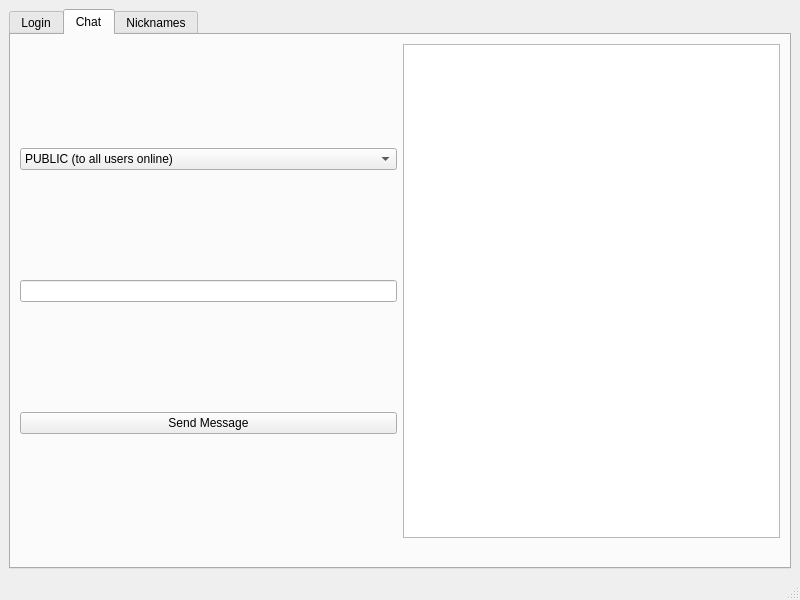
First picture: the form in UI/SecureChat/securechatmainwindow.ui, repository benjcockburn/SecureProgramming, before the edit.
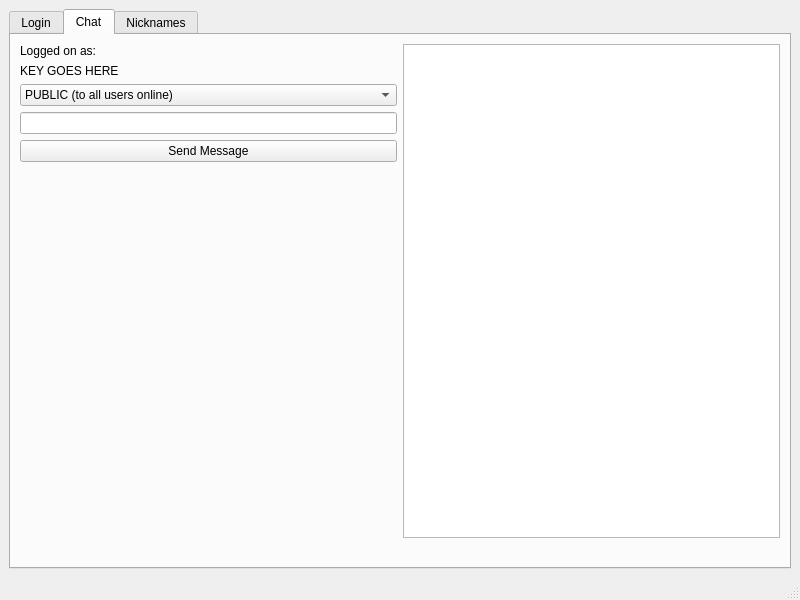
Second picture: the form after the edit. The open tabs and pages were chosen to show the change.

```diff
--- a/UI/SecureChat/securechatmainwindow.ui
+++ b/UI/SecureChat/securechatmainwindow.ui
@@ -69,7 +69,32 @@
         <item>
          <layout class="QHBoxLayout" name="horizontalLayout">
           <item>
+           <layout class="QVBoxLayout" name="verticalLayout_7">
+            <property name="leftMargin">
+             <number>0</number>
+            </property>
+            <property name="topMargin">
+             <number>0</number>
+            </property>
+            <property name="bottomMargin">
+             <number>0</number>
+            </property>
+            <item>
            <layout class="QVBoxLayout" name="verticalLayout_2">
+              <item>
+               <widget class="QLabel" name="label_2">
+                <property name="text">
+                 <string>Logged on as:</string>
+                </property>
+               </widget>
+              </item>
+              <item>
+               <widget class="QLabel" name="keydisplay">
+                <property name="text">
+                 <string>KEY GOES HERE</string>
+                </property>
+               </widget>
+              </item>
             <item>
              <widget class="QComboBox" name="message_receipients">
               <property name="editable">
@@ -102,15 +127,17 @@
               </property>
              </widget>
             </item>
+             </layout>
+            </item>
             <item>
-             <spacer name="horizontalSpacer_2">
+             <spacer name="verticalSpacer_2">
               <property name="orientation">
-               <enum>Qt::Orientation::Horizontal</enum>
+               <enum>Qt::Vertical</enum>
               </property>
               <property name="sizeHint" stdset="0">
                <size>
-                <width>40</width>
-                <height>20</height>
+                <width>20</width>
+                <height>40</height>
                </size>
               </property>
              </spacer>
```
Left out of the diff: 12 changed lines with no effect on the pictures. Lines whose indentation alone changed are shown as unchanged.
